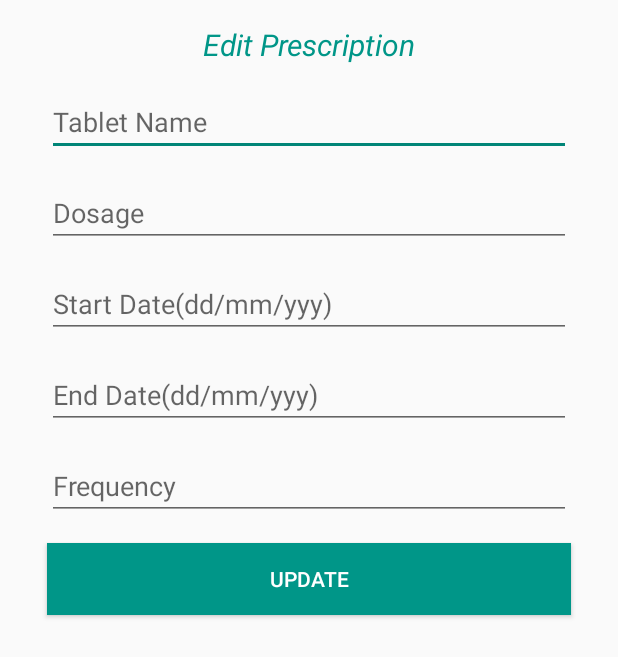
After one commit to shabari8695/Regal, an Android app: the edit_prescription screen opened directly, with no data from a screen before it, on a phone screen of 412 x 824 dp. The commit adds this screen. Shown: the top 657 px of the screen. Run offline under Robolectric (Android 15) with nearby library versions, the phone set to English and light mode, and no system bars.

Commit message:
push at 20:00

```diff
--- a/app/build.gradle
+++ b/app/build.gradle
@@ -22,4 +22,5 @@ android {
 dependencies {
     compile fileTree(dir: 'libs', include: ['*.jar'])
     compile 'com.android.support:appcompat-v7:24.1.1'
+    compile 'com.android.support:design:24.1.1'
 }
--- /dev/null
+++ b/app/src/main/java/com/example/ezio/regal/edit_prescription.java
@@ -0,0 +1,69 @@
+package com.example.ezio.regal;
+
+import android.app.DatePickerDialog;
+import android.app.Dialog;
+import android.support.v7.app.ActionBar;
+import android.support.v7.app.AppCompatActivity;
+import android.os.Bundle;
+import android.view.View;
+import android.widget.Button;
+import android.widget.DatePicker;
+import android.widget.EditText;
+
+import java.util.Calendar;
+
+public class edit_prescription extends AppCompatActivity {
+    EditText name,dosage,start_date,end_date,frequency;
+    Button update;
+    java.util.Calendar calendar;
+    DatePicker datePicker;
+    int year, month, day;
+    @Override
+    protected void onCreate(Bundle savedInstanceState) {
+        super.onCreate(savedInstanceState);
+        setContentView(R.layout.activity_edit_prescription);
+        ActionBar actionBar=getSupportActionBar();
+        actionBar.hide();
+
+        name=(EditText)findViewById(R.id.edit_prescription_tablet_name);
+        dosage=(EditText)findViewById(R.id.edit_prescription_dosage);
+        start_date=(EditText)findViewById(R.id.edit_prescription_start_date);
+        end_date=(EditText)findViewById(R.id.edit_prescription_end_date);
+        frequency=(EditText)findViewById(R.id.edit_prescription_frequency);
+        update=(Button)findViewById(R.id.edit_prescription_update);
+
+        calendar= java.util.Calendar.getInstance();
+        year = calendar.get(Calendar.YEAR);
+        month = calendar.get(Calendar.MONTH);
+        day = calendar.get(java.util.Calendar.DAY_OF_MONTH);
+
+       /* start_date.setOnClickListener(new View.OnClickListener() {
+            @Override
+            public void onClick(View view) {
+                showDialog(999);
+                start_date.setText(new StringBuilder().append(calendar.DATE).append("/")
+                        .append(calendar.MONTH).append("/").append(calendar.YEAR));
+            }
+        });*/
+
+    }
+   /* @Override
+    protected Dialog onCreateDialog(int id) {
+        // TODO Auto-generated method stub
+        if (id == 999) {
+            return new DatePickerDialog(this, myDateListener, year, month, day);
+        }
+        return null;
+    }
+
+    private DatePickerDialog.OnDateSetListener myDateListener = new DatePickerDialog.OnDateSetListener() {
+        @Override
+        public void onDateSet(DatePicker arg0, int arg1, int arg2, int arg3) {
+            // TODO Auto-generated method stub
+            // arg1 = year
+            // arg2 = month
+            // arg3 = day
+            calendar.set(arg1,arg2,arg3);
+        }
+    };*/
+}
--- a/app/src/main/java/com/example/ezio/regal/sign_up.java
+++ b/app/src/main/java/com/example/ezio/regal/sign_up.java
@@ -12,7 +12,7 @@ import android.widget.TextView;
 public class sign_up extends AppCompatActivity {
     TextView display_sign_up_error;
     EditText first_name,last_name,email,password,confirm_password;
-    Button submit;
+    Button next;
     @Override
     protected void onCreate(Bundle savedInstanceState) {
         super.onCreate(savedInstanceState);
@@ -27,9 +27,9 @@ public class sign_up extends AppCompatActivity {
         email=(EditText)findViewById(R.id.sign_up_email);
         password=(EditText)findViewById(R.id.sign_up_password);
         confirm_password=(EditText)findViewById(R.id.sign_up_confirm_password);
-        submit=(Button)findViewById(R.id.sign_up_submit);
+        next=(Button)findViewById(R.id.sign_up_submit);
 
-        submit.setOnClickListener(new View.OnClickListener() {
+        next.setOnClickListener(new View.OnClickListener() {
             @Override
             public void onClick(View view) {
                 if(first_name.getText().toString().equals("")||last_name.getText().toString().equals("")||email.getText().toString().equals("")||password.getText().toString().equals("")||confirm_password.getText().toString().equals(""))
--- /dev/null
+++ b/app/src/main/res/layout/activity_edit_prescription.xml
@@ -0,0 +1,86 @@
+<?xml version="1.0" encoding="utf-8"?>
+<LinearLayout xmlns:android="http://schemas.android.com/apk/res/android"
+    xmlns:tools="http://schemas.android.com/tools"
+    android:layout_width="match_parent"
+    android:layout_height="match_parent"
+    android:paddingBottom="@dimen/activity_vertical_margin"
+    android:paddingLeft="@dimen/activity_horizontal_margin"
+    android:paddingRight="@dimen/activity_horizontal_margin"
+    android:paddingTop="@dimen/activity_vertical_margin"
+    android:orientation="vertical"
+    tools:context="com.example.ezio.regal.edit_prescription">
+    <TextView
+        android:textAlignment="center"
+        android:textSize="20dp"
+        android:textStyle="italic"
+        android:textColor="#009688"
+        android:layout_width="match_parent"
+        android:layout_height="wrap_content"
+        android:text="Edit Prescription"/>
+    <EditText
+        android:hint="Tablet Name"
+        android:id="@+id/edit_prescription_tablet_name"
+        android:layout_width="match_parent"
+        android:layout_height="wrap_content"
+        android:layout_marginTop="15dp"
+        android:layout_marginLeft="15dp"
+        android:layout_marginRight="15dp"
+        android:layout_marginEnd="15dp"
+        android:layout_marginStart="15dp"/>
+
+    <EditText
+        android:hint="Dosage"
+        android:id="@+id/edit_prescription_dosage"
+        android:layout_width="match_parent"
+        android:layout_height="wrap_content"
+        android:layout_marginTop="15dp"
+        android:layout_marginLeft="15dp"
+        android:layout_marginRight="15dp"
+        android:layout_marginEnd="15dp"
+        android:layout_marginStart="15dp"/>
+    <EditText
+        android:hint="Start Date(dd/mm/yyy)"
+        android:id="@+id/edit_prescription_start_date"
+        android:layout_width="match_parent"
+        android:layout_height="wrap_content"
+        android:layout_marginTop="15dp"
+        android:layout_marginLeft="15dp"
+        android:layout_marginRight="15dp"
+        android:layout_marginEnd="15dp"
+        android:layout_marginStart="15dp"/>
+    <EditText
+        android:hint="End Date(dd/mm/yyy)"
+        android:id="@+id/edit_prescription_end_date"
+        android:layout_width="match_parent"
+        android:layout_height="wrap_content"
+        android:layout_marginTop="15dp"
+        android:layout_marginLeft="15dp"
+        android:layout_marginRight="15dp"
+        android:layout_marginEnd="15dp"
+        android:layout_marginStart="15dp"/>
+
+    <EditText
+        android:hint="Frequency"
+        android:id="@+id/edit_prescription_frequency"
+        android:layout_width="match_parent"
+        android:layout_height="wrap_content"
+        android:layout_marginTop="15dp"
+        android:layout_marginLeft="15dp"
+        android:layout_marginRight="15dp"
+        android:layout_marginEnd="15dp"
+        android:layout_marginStart="15dp"/>
+
+    <Button
+        android:id="@+id/edit_prescription_update"
+        android:layout_width="match_parent"
+        android:layout_height="wrap_content"
+        android:text="update"
+        android:textColor="#FFFFFF"
+        android:layout_marginTop="15dp"
+        android:layout_marginLeft="15dp"
+        android:layout_marginRight="15dp"
+        android:layout_marginEnd="15dp"
+        android:layout_marginStart="15dp"
+        android:background="#009688" />
+
+</LinearLayout>
--- /dev/null
+++ b/app/src/main/res/values-v21/styles.xml
@@ -0,0 +1,9 @@
+<resources>
+
+    <style name="AppTheme.NoActionBar">
+        <item name="windowActionBar">false</item>
+        <item name="windowNoTitle">true</item>
+        <item name="android:windowDrawsSystemBarBackgrounds">true</item>
+        <item name="android:statusBarColor">@android:color/transparent</item>
+    </style>
+</resources>
--- a/app/src/main/res/values/dimens.xml
+++ b/app/src/main/res/values/dimens.xml
@@ -2,4 +2,5 @@
     <!-- Default screen margins, per the Android Design guidelines. -->
     <dimen name="activity_horizontal_margin">16dp</dimen>
     <dimen name="activity_vertical_margin">16dp</dimen>
+    <dimen name="fab_margin">16dp</dimen>
 </resources>
--- a/app/src/main/res/values/strings.xml
+++ b/app/src/main/res/values/strings.xml
@@ -1,3 +1,4 @@
 <resources>
     <string name="app_name">Regal</string>
+    <string name="title_activity_doctor_second_screen">doctor_second_screen</string>
 </resources>
--- a/app/src/main/res/values/styles.xml
+++ b/app/src/main/res/values/styles.xml
@@ -8,4 +8,13 @@
         <item name="colorAccent">@color/accent_material_light</item>
     </style>
 
+    <style name="AppTheme.NoActionBar">
+        <item name="windowActionBar">false</item>
+        <item name="windowNoTitle">true</item>
+    </style>
+
+    <style name="AppTheme.AppBarOverlay" parent="ThemeOverlay.AppCompat.Dark.ActionBar" />
+
+    <style name="AppTheme.PopupOverlay" parent="ThemeOverlay.AppCompat.Light" />
+
 </resources>
```
Also changed, not shown: app/src/main/AndroidManifest.xml (+31 -7 lines), app/src/main/java/com/example/ezio/regal/doctor_main_screen.java (added, +46 -0 lines), app/src/main/java/com/example/ezio/regal/doctor_second_screen.java (added, +58 -0 lines), app/src/main/java/com/example/ezio/regal/login_screen.java (+12 -7 lines), app/src/main/java/com/example/ezio/regal/main_screen.java (deleted, +0 -13 lines), app/src/main/java/com/example/ezio/regal/patient_screen.java (added, +44 -0 lines), app/src/main/res/layout/activity_doctor_main_screen.xml (added, +27 -0 lines), app/src/main/res/layout/activity_doctor_second_screen.xml (added, +34 -0 lines), app/src/main/res/layout/activity_patient_screen.xml (added, +29 -0 lines), app/src/main/res/layout/content_doctor_second_screen.xml (renamed from app/src/main/res/layout/activity_main_screen.xml, +11 -5 lines), app/src/main/res/layout/list_item.xml (added, +8 -0 lines).
